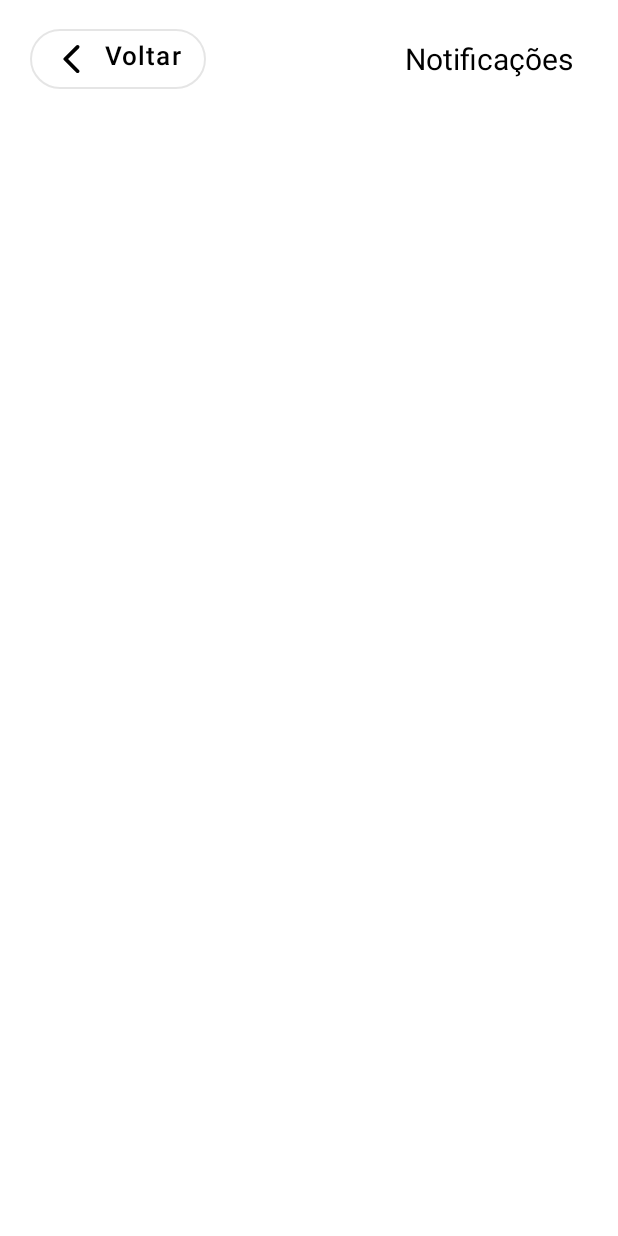
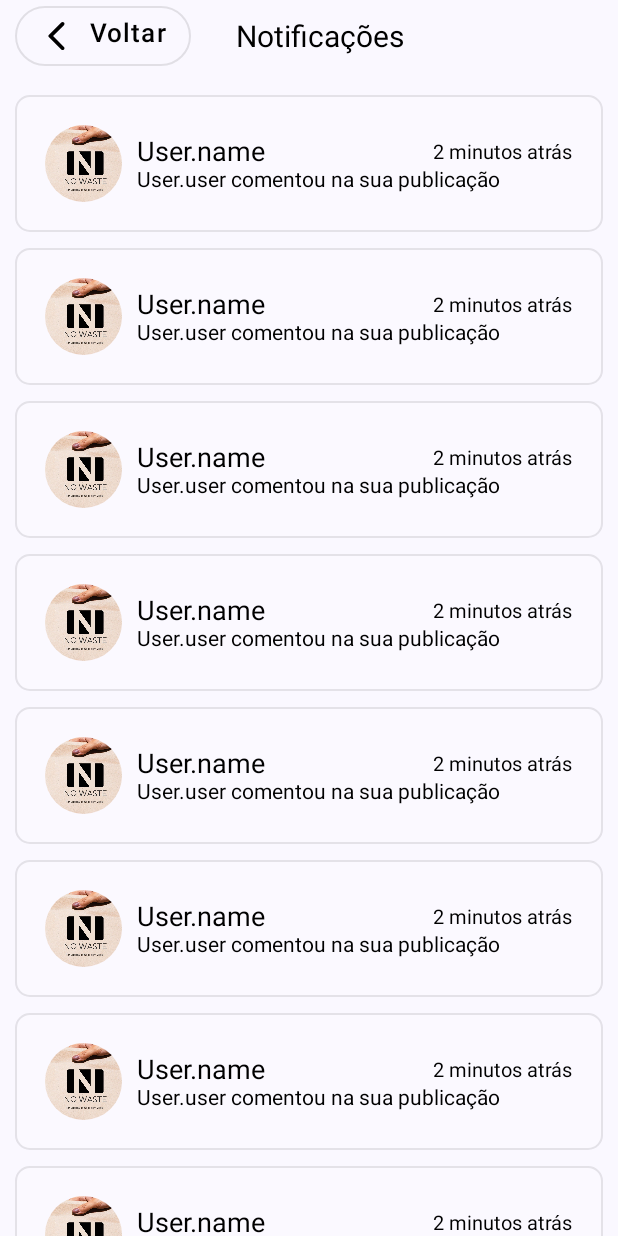
Before and after one commit to cainhooow/NoWaste, an Android app built with Jetpack Compose: the composable NotificationsViewPage shown on its own in the app's theme, on a phone screen of 412 x 824 dp. Run offline under Robolectric (Android 15) with nearby library versions, the phone set to English and light mode, and no system bars.

Commit message:
Adicionar notificações na pagina de notificações

```diff
--- a/app/src/main/java/com/drkryz/nowaste/ui/components/main_activity/NotificationsViewPage.kt
+++ b/app/src/main/java/com/drkryz/nowaste/ui/components/main_activity/NotificationsViewPage.kt
@@ -2,11 +2,16 @@ package com.drkryz.nowaste.ui.components.main_activity
 
 import androidx.compose.foundation.BorderStroke
 import androidx.compose.foundation.ExperimentalFoundationApi
+import androidx.compose.foundation.Image
 import androidx.compose.foundation.background
+import androidx.compose.foundation.border
+import androidx.compose.foundation.clickable
 import androidx.compose.foundation.isSystemInDarkTheme
 import androidx.compose.foundation.layout.Arrangement
+import androidx.compose.foundation.layout.Column
 import androidx.compose.foundation.layout.Row
 import androidx.compose.foundation.layout.fillMaxWidth
+import androidx.compose.foundation.layout.height
 import androidx.compose.foundation.layout.padding
 import androidx.compose.foundation.layout.width
 import androidx.compose.foundation.lazy.LazyColumn
@@ -21,7 +26,9 @@ import androidx.compose.material.Text
 import androidx.compose.runtime.Composable
 import androidx.compose.ui.Alignment
 import androidx.compose.ui.Modifier
+import androidx.compose.ui.draw.clip
 import androidx.compose.ui.graphics.Color
+import androidx.compose.ui.layout.ContentScale
 import androidx.compose.ui.res.painterResource
 import androidx.compose.ui.unit.TextUnit
 import androidx.compose.ui.unit.TextUnitType
@@ -34,10 +41,11 @@ import com.drkryz.nowaste.R
 fun NotificationHeader(navController: NavController) {
     Row(
         Modifier
-            .padding(top = 15.dp, start = 20.dp, end = 30.dp)
-            .fillMaxWidth(),
-        verticalAlignment = Alignment.CenterVertically,
-        horizontalArrangement = Arrangement.SpaceBetween
+            .fillMaxWidth()
+            .background(androidx.compose.material3.MaterialTheme.colorScheme.surface)
+            .padding(10.dp, 0.dp, 10.dp, 10.dp),
+        horizontalArrangement = Arrangement.SpaceBetween,
+        verticalAlignment = Alignment.CenterVertically
     ) {
         Button(
             colors = ButtonDefaults.buttonColors(backgroundColor = Color.Transparent),
@@ -70,10 +78,82 @@ fun NotificationHeader(navController: NavController) {
 
         Text(
             text = "Notificações",
+            modifier = Modifier
+                .weight(1f)
+                .padding(start = 30.dp),
             color = if (!isSystemInDarkTheme()) MaterialTheme.colors.onBackground
             else MaterialTheme.colors.onPrimary,
             fontSize = TextUnit(20f, TextUnitType.Sp)
         )
+    }
+}
+
+@Composable
+fun Notification() {
+    Column(
+        Modifier
+            .padding(top = 5.dp, start = 10.dp, end = 10.dp, bottom = 5.dp)
+            .background(
+                color = androidx.compose.material3.MaterialTheme.colorScheme.inverseOnSurface.copy(
+                    0.2f
+                ), shape = RoundedCornerShape(10.dp)
+            )
+            .border(
+                BorderStroke(
+                    1.dp,
+                    androidx.compose.material3.MaterialTheme.colorScheme.onSurface.copy(0.1f)
+                ), shape = RoundedCornerShape(10.dp)
+            )
+            .clickable {
+                /* TODO */
+            }
+            .padding(20.dp)
+    ) {
+        Row(
+            verticalAlignment = Alignment.CenterVertically
+        ) {
+            Image(
+                painter = painterResource(id = R.drawable.presentation_nowaste),
+                contentDescription = null,
+                contentScale = ContentScale.Crop,
+                modifier = Modifier
+                    .clip(
+                        RoundedCornerShape(100.dp)
+                    )
+                    .width(51.dp)
+                    .height(51.dp)
+            )
+
+            Column(
+                Modifier.padding(start = 10.dp)
+            ) {
+                Row(
+                    Modifier.fillMaxWidth(),
+                    horizontalArrangement = Arrangement.SpaceBetween,
+                    verticalAlignment = Alignment.CenterVertically
+                ) {
+                    Text(
+                        text = "User.name",
+                        color = if (!isSystemInDarkTheme()) MaterialTheme.colors.onBackground
+                        else MaterialTheme.colors.onPrimary,
+                        fontSize = TextUnit(18f, TextUnitType.Sp),
+                    )
+
+                    Text(
+                        text = "2 minutos atrás",
+                        color = if (!isSystemInDarkTheme()) MaterialTheme.colors.onBackground
+                        else MaterialTheme.colors.onPrimary.copy(0.4f),
+                        fontSize = TextUnit(13.4f, TextUnitType.Sp)
+                    )
+                }
+
+                Text(
+                    text = "User.user comentou na sua publicação",
+                    color = if (!isSystemInDarkTheme()) MaterialTheme.colors.onBackground
+                    else MaterialTheme.colors.onPrimary.copy(0.4f),
+                )
+            }
+        }
     }
 }
 
@@ -83,9 +163,8 @@ fun NotificationsViewPage(navController: NavController) {
     LazyColumn()
     {
         stickyHeader { NotificationHeader(navController) }
-
         items(10) {
-
+            Notification()
         }
     }
 }
```
